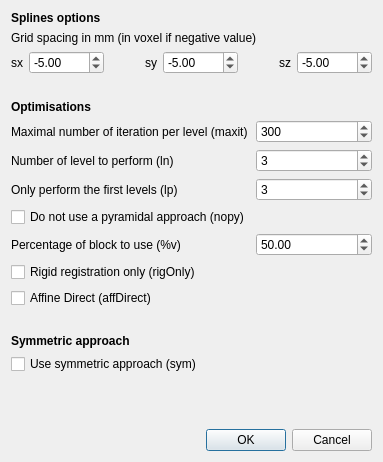
The window that plugin/registration/registrationAdvancedOptions.ui (shakes76/smili) describes before a commit, drawn with Qt 5.
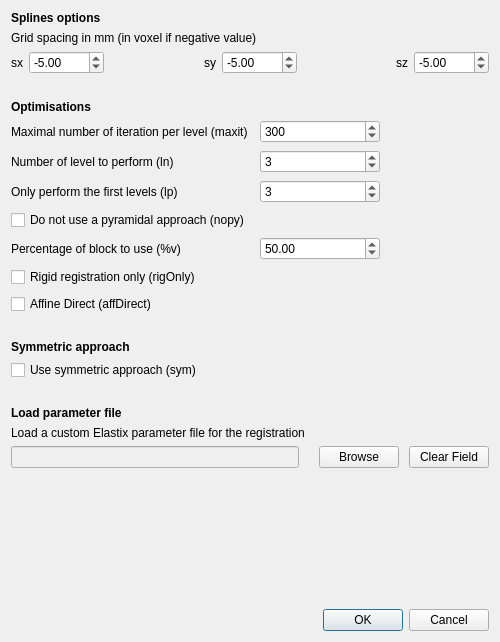
The same window after the commit.

Commit message: Added Elastix and ITK algorithm Bug correction

What changed in the file:
```diff
--- a/plugin/registration/registrationAdvancedOptions.ui
+++ b/plugin/registration/registrationAdvancedOptions.ui
@@ -6,15 +6,21 @@
    <rect>
     <x>0</x>
     <y>0</y>
-    <width>383</width>
-    <height>462</height>
+    <width>500</width>
+    <height>642</height>
    </rect>
   </property>
+  <property name="minimumSize">
+   <size>
+    <width>500</width>
+    <height>400</height>
+   </size>
+  </property>
   <property name="windowTitle">
    <string>Dialog</string>
   </property>
   <layout class="QGridLayout" name="gridLayout">
-   <item row="0" column="0">
+   <item row="0" column="1">
     <layout class="QVBoxLayout" name="verticalLayout">
      <item>
       <widget class="QLabel" name="titleSplinesOptions">
@@ -138,7 +144,7 @@
         <enum>Qt::Vertical</enum>
        </property>
        <property name="sizeType">
-        <enum>QSizePolicy::Minimum</enum>
+        <enum>QSizePolicy::Fixed</enum>
        </property>
        <property name="sizeHint" stdset="0">
         <size>
@@ -162,20 +168,29 @@
       </widget>
      </item>
      <item>
+      <layout class="QHBoxLayout" name="horizontalLayout_2">
+       <property name="topMargin">
+        <number>0</number>
+       </property>
+       <item>
       <layout class="QFormLayout" name="optimisationsForm">
-       <item row="0" column="0">
-        <layout class="QVBoxLayout" name="verticalLayout_2">
-         <item>
-          <widget class="QLabel" name="lblMaxIt">
-           <property name="text">
-            <string>Maximal number of iteration per level (maxit)</string>
-           </property>
-          </widget>
-         </item>
-        </layout>
-       </item>
-       <item row="0" column="1">
+         <property name="rowWrapPolicy">
+          <enum>QFormLayout::DontWrapRows</enum>
+         </property>
+         <property name="horizontalSpacing">
+          <number>10</number>
+         </property>
+         <property name="verticalSpacing">
+          <number>7</number>
+         </property>
+         <item row="2" column="1">
         <widget class="QSpinBox" name="spinBoxMaxIt">
+           <property name="minimumSize">
+            <size>
+             <width>120</width>
+             <height>0</height>
+            </size>
+           </property>
          <property name="minimum">
           <number>1</number>
          </property>
@@ -187,14 +202,14 @@
          </property>
         </widget>
        </item>
-       <item row="1" column="0">
+         <item row="4" column="0">
         <widget class="QLabel" name="lblLn">
          <property name="text">
           <string>Number of level to perform (ln)</string>
          </property>
         </widget>
        </item>
-       <item row="1" column="1">
+         <item row="4" column="1">
         <widget class="QSpinBox" name="spinBoxLn">
          <property name="minimum">
           <number>0</number>
@@ -207,14 +222,14 @@
          </property>
         </widget>
        </item>
-       <item row="2" column="0">
+         <item row="5" column="0">
         <widget class="QLabel" name="lblLp">
          <property name="text">
           <string>Only perform the first levels (lp)</string>
          </property>
         </widget>
        </item>
-       <item row="2" column="1">
+         <item row="5" column="1">
         <widget class="QSpinBox" name="spinBoxLp">
          <property name="minimum">
           <number>0</number>
@@ -227,21 +242,21 @@
          </property>
         </widget>
        </item>
-       <item row="3" column="0">
+         <item row="6" column="0">
         <widget class="QCheckBox" name="checkBoxNopy">
          <property name="text">
           <string>Do not use a pyramidal approach (nopy)</string>
          </property>
         </widget>
        </item>
-       <item row="4" column="0">
+         <item row="7" column="0">
         <widget class="QLabel" name="lblPctOfBlock">
          <property name="text">
           <string>Percentage of block to use (%v)</string>
          </property>
         </widget>
        </item>
-       <item row="4" column="1">
+         <item row="7" column="1">
         <widget class="QDoubleSpinBox" name="spinBoxPctBlock">
          <property name="maximum">
           <double>100.000000000000000</double>
@@ -251,20 +266,42 @@
          </property>
         </widget>
        </item>
-       <item row="5" column="0">
+         <item row="8" column="0">
         <widget class="QCheckBox" name="checkBoxRigOnly">
          <property name="text">
           <string>Rigid registration only (rigOnly)</string>
          </property>
         </widget>
        </item>
-       <item row="6" column="0">
+         <item row="9" column="0">
         <widget class="QCheckBox" name="checkBoxAffDirect">
          <property name="text">
           <string>Affine Direct (affDirect)</string>
          </property>
         </widget>
        </item>
+         <item row="2" column="0">
+          <widget class="QLabel" name="lblMaxIt">
+           <property name="text">
+            <string>Maximal number of iteration per level (maxit)</string>
+           </property>
+          </widget>
+         </item>
+        </layout>
+       </item>
+       <item>
+        <spacer name="horizontalSpacer_3">
+         <property name="orientation">
+          <enum>Qt::Horizontal</enum>
+         </property>
+         <property name="sizeHint" stdset="0">
+          <size>
+           <width>40</width>
+           <height>20</height>
+          </size>
+         </property>
+        </spacer>
+       </item>
       </layout>
      </item>
      <item>
@@ -273,7 +310,7 @@
         <enum>Qt::Vertical</enum>
        </property>
        <property name="sizeType">
-        <enum>QSizePolicy::Minimum</enum>
+        <enum>QSizePolicy::Fixed</enum>
        </property>
        <property name="sizeHint" stdset="0">
         <size>
@@ -303,6 +340,127 @@
        </property>
       </widget>
      </item>
+     <item>
+      <spacer name="vSpacerSymApproach">
+       <property name="orientation">
+        <enum>Qt::Vertical</enum>
+       </property>
+       <property name="sizeType">
+        <enum>QSizePolicy::Fixed</enum>
+       </property>
+       <property name="sizeHint" stdset="0">
+        <size>
+         <width>20</width>
+         <height>20</height>
+        </size>
+       </property>
+      </spacer>
+     </item>
+     <item>
+      <widget class="QLabel" name="lblParameterFile">
+       <property name="font">
+        <font>
+         <weight>75</weight>
+         <bold>true</bold>
+        </font>
+       </property>
+       <property name="text">
+        <string>Load parameter file</string>
+       </property>
+      </widget>
+     </item>
+     <item>
+      <widget class="QLabel" name="lblParameterFileExplanation">
+       <property name="text">
+        <string>Load a custom Elastix parameter file for the registration</string>
+       </property>
+      </widget>
+     </item>
+     <item>
+      <layout class="QHBoxLayout" name="layoutBrowse">
+       <property name="spacing">
+        <number>0</number>
+       </property>
+       <property name="sizeConstraint">
+        <enum>QLayout::SetMinimumSize</enum>
+       </property>
+       <property name="leftMargin">
+        <number>0</number>
+       </property>
+       <property name="topMargin">
+        <number>0</number>
+       </property>
+       <item>
+        <widget class="QLineEdit" name="lineParameterFile">
+         <property name="enabled">
+          <bool>false</bool>
+         </property>
+        </widget>
+       </item>
+       <item>
+        <spacer name="horizontalSpacer">
+         <property name="orientation">
+          <enum>Qt::Horizontal</enum>
+         </property>
+         <property name="sizeType">
+          <enum>QSizePolicy::Minimum</enum>
+         </property>
+         <property name="sizeHint" stdset="0">
+          <size>
+           <width>20</width>
+           <height>20</height>
+          </size>
+         </property>
+        </spacer>
+       </item>
+       <item>
+        <widget class="QPushButton" name="btnBrowseParameterFile">
+         <property name="text">
+          <string>Browse</string>
+         </property>
+        </widget>
+       </item>
+       <item>
+        <spacer name="horizontalSpacer_2">
+         <property name="orientation">
+          <enum>Qt::Horizontal</enum>
+         </property>
+         <property name="sizeType">
+          <enum>QSizePolicy::Fixed</enum>
+         </property>
+         <property name="sizeHint" stdset="0">
+          <size>
+           <width>10</width>
+           <height>10</height>
+          </size>
+         </property>
+        </spacer>
+       </item>
+       <item>
+        <widget class="QPushButton" name="btnClearParameterFile">
+         <property name="text">
+          <string>Clear Field</string>
+         </property>
+        </widget>
+       </item>
+      </layout>
+     </item>
+     <item>
+      <spacer name="verticalSpacer">
+       <property name="orientation">
+        <enum>Qt::Vertical</enum>
+       </property>
+       <property name="sizeType">
+        <enum>QSizePolicy::Fixed</enum>
+       </property>
+       <property name="sizeHint" stdset="0">
+        <size>
+         <width>20</width>
+         <height>40</height>
+        </size>
+       </property>
+      </spacer>
+     </item>
      <item>
       <spacer name="vSpacerSymmetricApproach">
        <property name="orientation">
```
Lines whose indentation alone changed are shown as unchanged. The commit also changes 23 other files.
